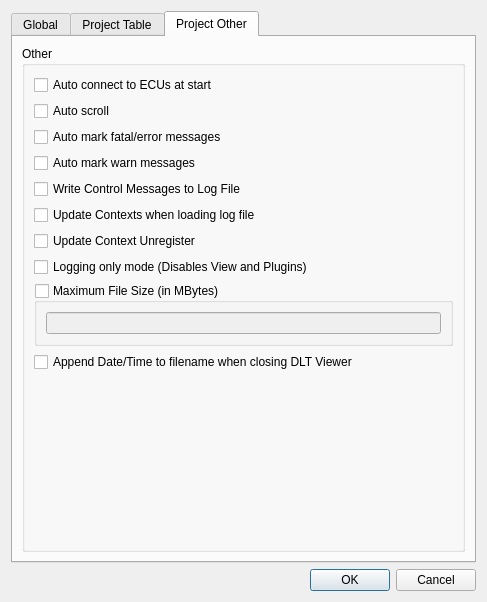
Old version of the form src/settingsdialog.ui in the repository COVESA/dlt-viewer.
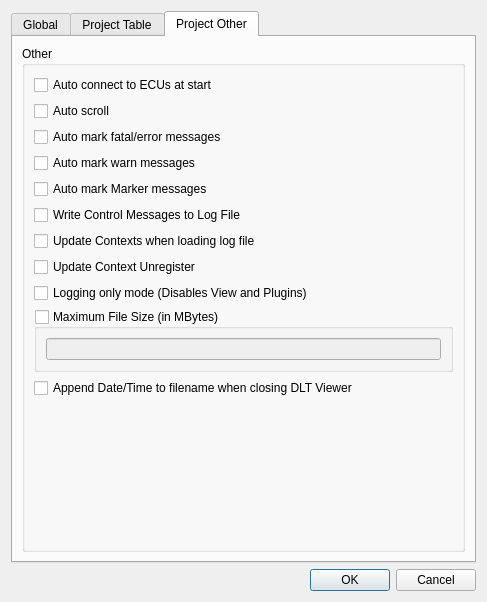
New version of the form. The open tabs and pages were chosen to show the change. Icons and pictures are not drawn.

Commit message: Added marker support.

```diff
--- a/src/settingsdialog.ui
+++ b/src/settingsdialog.ui
@@ -669,42 +669,7 @@
           <string>Other</string>
          </property>
          <layout class="QGridLayout" name="gridLayout_4">
-          <item row="5" column="0">
-           <widget class="QCheckBox" name="checkBoxUpdateContextLoadingFile">
-            <property name="text">
-             <string>Update Contexts when loading log file</string>
-            </property>
-           </widget>
-          </item>
-          <item row="1" column="0">
-           <widget class="QCheckBox" name="checkBoxAutoScroll">
-            <property name="text">
-             <string>Auto scroll</string>
-            </property>
-           </widget>
-          </item>
-          <item row="3" column="0">
-           <widget class="QCheckBox" name="checkBoxAutoMarkWarn">
-            <property name="text">
-             <string>Auto mark warn messages</string>
-            </property>
-           </widget>
-          </item>
-          <item row="7" column="0">
-           <widget class="QCheckBox" name="checkBoxLoggingOnlyMode">
-            <property name="text">
-             <string>Logging only mode (Disables View and Plugins)</string>
-            </property>
-           </widget>
-          </item>
-          <item row="4" column="0">
-           <widget class="QCheckBox" name="checkBoxWriteControl">
-            <property name="text">
-             <string>Write Control Messages to Log File</string>
-            </property>
-           </widget>
-          </item>
-          <item row="8" column="0">
+          <item row="9" column="0">
            <widget class="QGroupBox" name="groupBoxMaxFileSizeMB">
             <property name="title">
              <string>Maximum File Size (in MBytes)</string>
@@ -722,14 +687,21 @@
             </layout>
            </widget>
           </item>
-          <item row="6" column="0">
+          <item row="5" column="0">
+           <widget class="QCheckBox" name="checkBoxWriteControl">
+            <property name="text">
+             <string>Write Control Messages to Log File</string>
+            </property>
+           </widget>
+          </item>
+          <item row="7" column="0">
            <widget class="QCheckBox" name="checkBoxUpdateContextUnregister">
             <property name="text">
              <string>Update Context Unregister</string>
             </property>
            </widget>
           </item>
-          <item row="10" column="0">
+          <item row="11" column="0">
            <spacer name="verticalSpacer_2">
             <property name="orientation">
              <enum>Qt::Vertical</enum>
@@ -756,13 +728,48 @@
             </property>
            </widget>
           </item>
-          <item row="9" column="0">
+          <item row="10" column="0">
            <widget class="QCheckBox" name="checkBoxAppendDateTime">
             <property name="text">
              <string>Append Date/Time to filename when closing DLT Viewer</string>
             </property>
            </widget>
           </item>
+          <item row="6" column="0">
+           <widget class="QCheckBox" name="checkBoxUpdateContextLoadingFile">
+            <property name="text">
+             <string>Update Contexts when loading log file</string>
+            </property>
+           </widget>
+          </item>
+          <item row="1" column="0">
+           <widget class="QCheckBox" name="checkBoxAutoScroll">
+            <property name="text">
+             <string>Auto scroll</string>
+            </property>
+           </widget>
+          </item>
+          <item row="3" column="0">
+           <widget class="QCheckBox" name="checkBoxAutoMarkWarn">
+            <property name="text">
+             <string>Auto mark warn messages</string>
+            </property>
+           </widget>
+          </item>
+          <item row="8" column="0">
+           <widget class="QCheckBox" name="checkBoxLoggingOnlyMode">
+            <property name="text">
+             <string>Logging only mode (Disables View and Plugins)</string>
+            </property>
+           </widget>
+          </item>
+          <item row="4" column="0">
+           <widget class="QCheckBox" name="checkBoxAutoMarkMarker">
+            <property name="text">
+             <string>Auto mark Marker messages</string>
+            </property>
+           </widget>
+          </item>
          </layout>
         </widget>
        </item>
```
The commit also changes 18 other files.
